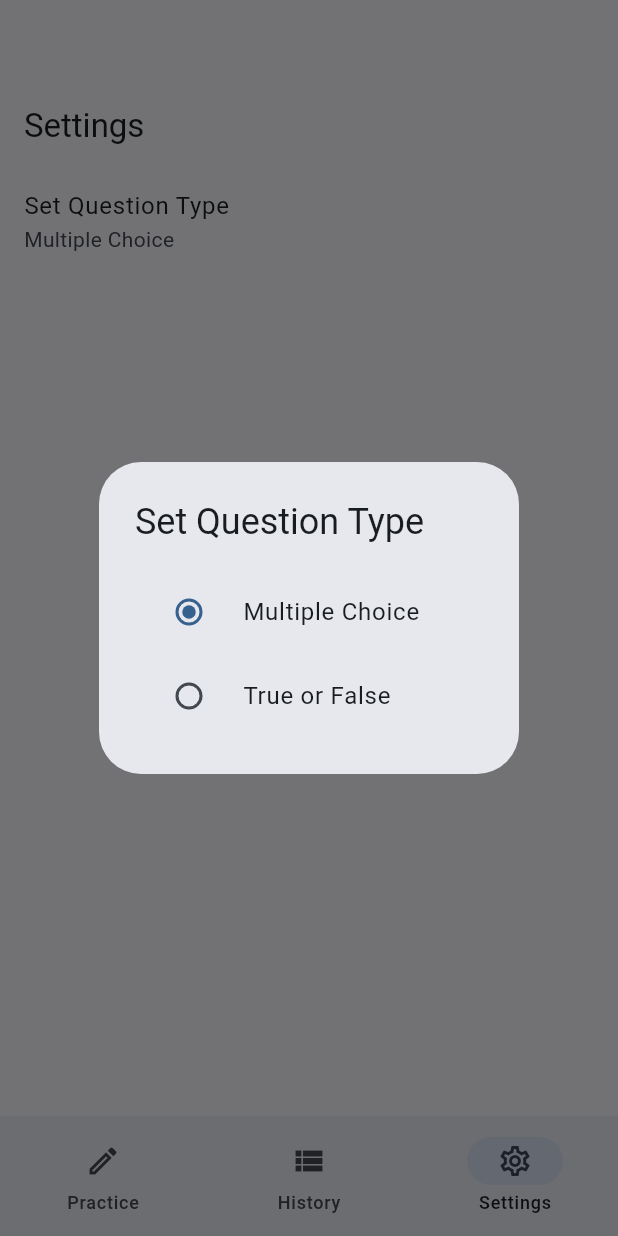
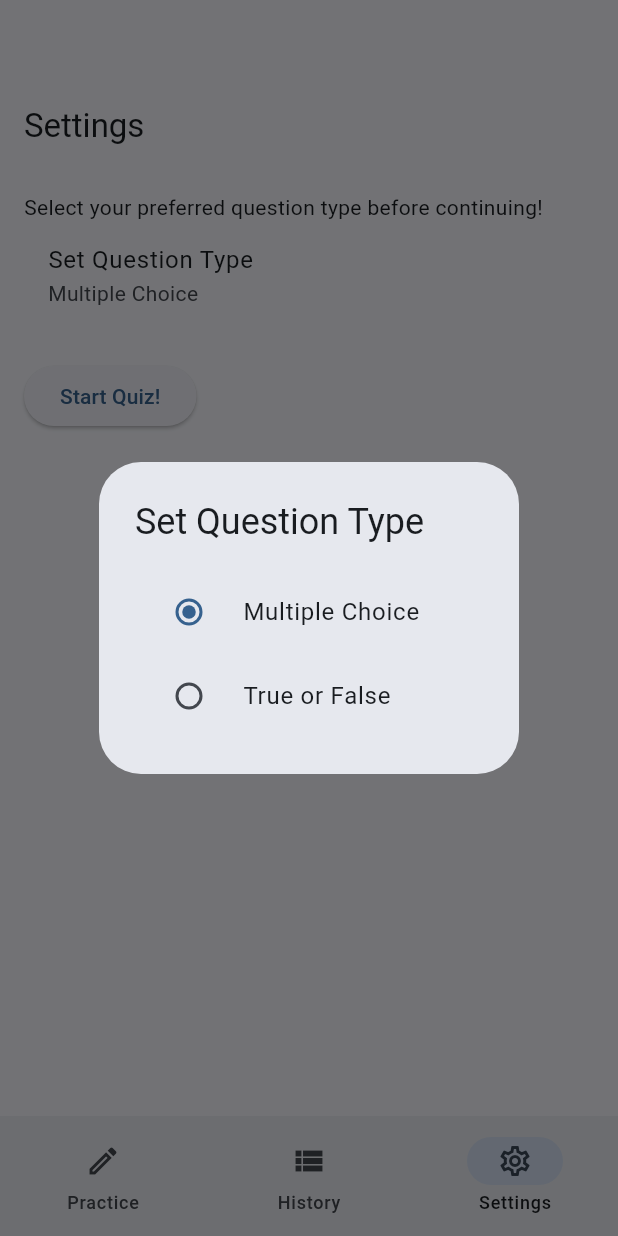
Before and after one commit to SamuelS42/biscuitt_ai, a Flutter app: the screen it shows after launch, item 3 of the bottom bar chosen, after a tap on "Set Question Type", on a phone screen of 412 x 824 dp. Run offline on Flutter 3.47's test engine with Material 2 defaults, Android fonts, the phone set to English and light mode, and no system bars; our stand-ins replace file_picker, flutter_dotenv, go_router.

Commit message:
move settings into flow

```diff
--- a/lib/screens/file_upload_screen.dart
+++ b/lib/screens/file_upload_screen.dart
@@ -61,7 +61,7 @@ class _FileUploadScreenState extends State<FileUploadScreen> {
                 onPressed: () =>
                     _pickAndUploadFile(fileModel).then((String? filePath) {
                   if (filePath != null) {
-                    context.go('/quiz');
+                    context.go('/settings');
                   }
                 }),
                 child: const Text('Upload'),
--- a/lib/screens/settings_screen.dart
+++ b/lib/screens/settings_screen.dart
@@ -1,6 +1,8 @@
 import 'package:flutter/material.dart';
+import 'package:go_router/go_router.dart';
 
 enum QuestionType { MultipleChoice, TrueFalse }
+
 var SetQuestionType = 0;
 
 class SettingsScreen extends StatefulWidget {
@@ -18,7 +20,7 @@ class _SettingsScreenState extends State<SettingsScreen> {
       context: context,
       builder: (BuildContext context) {
         return AlertDialog(
-          title: Text('Set Question Type'),
+          title: const Text('Set Question Type'),
           content: Column(
             mainAxisSize: MainAxisSize.min,
             children: <Widget>[
@@ -29,9 +31,9 @@ class _SettingsScreenState extends State<SettingsScreen> {
                 onChanged: (QuestionType? value) {
                   setState(() {
                     selectedQuestionType = value;
+                    SetQuestionType = 0;
                   });
-                  SetQuestionType = 0;
-                  Navigator.pop(context); // Close the dialog after selection
+                  Navigator.of(context).pop();
                 },
               ),
               RadioListTile<QuestionType>(
@@ -41,9 +43,9 @@ class _SettingsScreenState extends State<SettingsScreen> {
                 onChanged: (QuestionType? value) {
                   setState(() {
                     selectedQuestionType = value;
+                    SetQuestionType = 1;
                   });
-                  SetQuestionType = 1;
-                  Navigator.pop(context); // Close the dialog after selection
+                  Navigator.of(context).pop();
                 },
               ),
             ],
@@ -57,20 +59,29 @@ class _SettingsScreenState extends State<SettingsScreen> {
   Widget build(BuildContext context) {
     return Scaffold(
       appBar: AppBar(
-        title: Text('Settings'),
+        title: const Text('Settings'),
       ),
-      body: ListView(
+      body: Padding(
+        padding: const EdgeInsets.all(16.0),
+        child: Column(
+          crossAxisAlignment: CrossAxisAlignment.start,
           children: <Widget>[
+            const Text(
+                'Select your preferred question type before continuing!'),
             ListTile(
-            title: Text('Set Question Type'),
+              title: const Text('Set Question Type'),
               subtitle: Text(selectedQuestionType == QuestionType.MultipleChoice
                   ? 'Multiple Choice'
                   : 'True or False'),
-            onTap: () {
-              _showQuestionTypeDialog();
-            },
+              onTap: _showQuestionTypeDialog,
+            ),
+            const SizedBox(height: 20),
+            ElevatedButton(
+              onPressed: () => context.go('/quiz'),
+              child: const Text('Start Quiz!'),
             ),
           ],
+        ),
       ),
     );
   }
```
Lines whose indentation alone changed are shown as unchanged.
